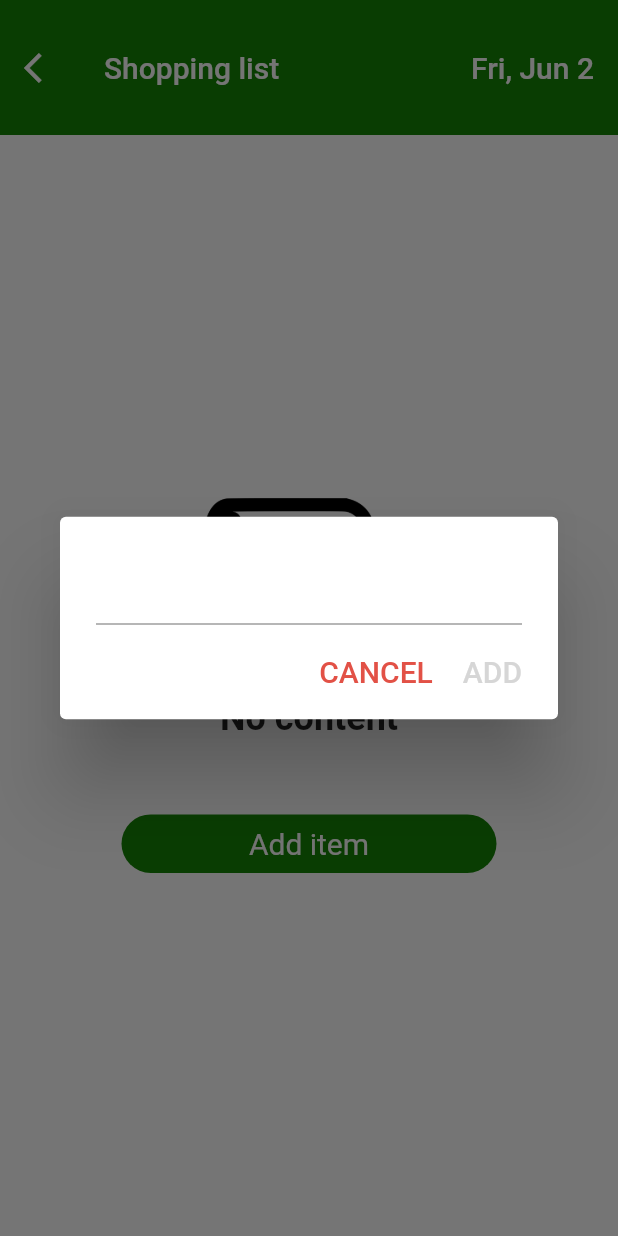
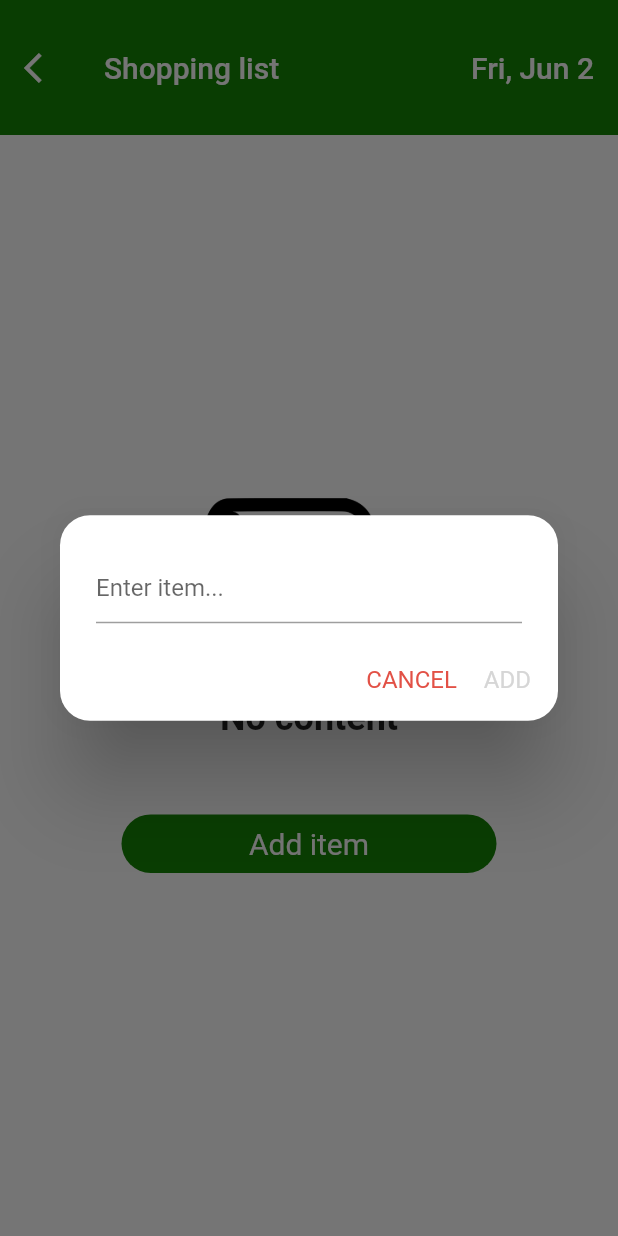
Before and after one commit to ssliwinski07/Flutter-ShoppingListApp, a Flutter app: the ShoppingListsView screen opened directly, after a tap on "Add item", on a phone screen of 412 x 824 dp. Run offline on Flutter 3.47's test engine with Material 2 defaults, Android fonts, the phone set to English and light mode, and no system bars; our stand-ins replace flutter_mobx, get_it, hive, hive_flutter, mobx; accounts and stored records are empty; generated files the repository leaves out were written again.

Commit message:
added changes

```diff
--- a/lib/l10n/app_en.arb
+++ b/lib/l10n/app_en.arb
@@ -25,5 +25,6 @@
   },
   "welcomeText" : "Simple shopping list!",
   "areYouSure" : "This action will delete all items from the list. Are you sure?",
-  "confirm" : "confirm"
+  "confirm" : "confirm",
+  "enterItem" : "Enter item..."
 }
--- a/lib/l10n/app_pl.arb
+++ b/lib/l10n/app_pl.arb
@@ -7,6 +7,7 @@
 "cancel" : "Anuluj",
 "welcomeText" : "Prosta lista zakupów!",
 "areYouSure" : "Ta akcja usunie wszystkie elementy z listy. Jesteś pewny?",
-"confirm" : "Potwierdź"
+"confirm" : "Potwierdź",
+"enterItem" : "Wprowadź element..."
 
 }
--- a/lib/widgets/action_dialog/action_dialog.dart
+++ /dev/null
@@ -1,178 +0,0 @@
-import 'package:flutter/material.dart';
-import 'package:flutter_gen/gen_l10n/app_localizations.dart';
-import 'package:shopping_reminder/helpers/enums.dart';
-import 'package:shopping_reminder/mobx/stores/shopping_items_store.dart';
-
-class ActionDialogWidget extends StatefulWidget {
-  const ActionDialogWidget.infoAlertWidget({
-    super.key,
-    this.dialogType,
-    this.onTap,
-    this.infoTitle,
-    this.leftInfoButtonTitle,
-    this.rightInfoButtonTitle,
-  }) : store = null;
-
-  const ActionDialogWidget.addingItemsDialog({
-    super.key,
-    this.store,
-    this.dialogType,
-  })  : onTap = null,
-        infoTitle = null,
-        leftInfoButtonTitle = null,
-        rightInfoButtonTitle = null;
-
-  final ShoppingItemsStore? store;
-  final ActionDialogTypes? dialogType;
-  final VoidCallback? onTap;
-  final String? infoTitle;
-  final String? leftInfoButtonTitle;
-  final String? rightInfoButtonTitle;
-
-  @override
-  State<ActionDialogWidget> createState() => _ActionDialogWidgetState();
-}
-
-class _ActionDialogWidgetState extends State<ActionDialogWidget> {
-  final TextEditingController _textController = TextEditingController();
-
-  bool _isTextEmpty = true;
-
-  @override
-  void initState() {
-    super.initState();
-    _textController.addListener(_textListener);
-  }
-
-  @override
-  void dispose() {
-    super.dispose();
-    _textController.dispose();
-  }
-
-  @override
-  Widget build(BuildContext context) {
-    return AlertDialog(title: _getWidgetToBuild(widget.dialogType!));
-  }
-
-  _getWidgetToBuild(ActionDialogTypes dialogType) {
-    switch (dialogType) {
-      case ActionDialogTypes.addingItems:
-        return _getAddingItemsDialog();
-      case ActionDialogTypes.infoAlert:
-        return _getInfoAlertWidget();
-      default:
-        null;
-    }
-  }
-
-  _getInfoAlertWidget() {
-    return Column(
-      children: <Widget>[
-        Text(widget.infoTitle!),
-        const SizedBox(
-          height: 20.0,
-        ),
-        Row(
-          mainAxisAlignment: MainAxisAlignment.end,
-          children: [
-            GestureDetector(
-              onTap: () {
-                widget.onTap!();
-                Navigator.pop(context);
-              },
-              child: Text(widget.leftInfoButtonTitle!.toUpperCase(),
-                  style: const TextStyle(
-                    color: Colors.grey,
-                  )),
-            ),
-            const SizedBox(
-              width: 20.0,
-            ),
-            GestureDetector(
-              onTap: () {
-                Navigator.pop(context);
-              },
-              child: Text(
-                widget.rightInfoButtonTitle!.toUpperCase(),
-                style: const TextStyle(
-                  color: Color.fromARGB(255, 226, 81, 70),
-                ),
-              ),
-            ),
-          ],
-        )
-      ],
-    );
-  }
-
-  _getAddingItemsDialog() {
-    return Column(
-      children: [
-        SizedBox(
-          width: 400,
-          child: TextFormField(
-            cursorColor: Colors.black,
-            controller: _textController,
-            decoration: const InputDecoration(
-              enabledBorder: UnderlineInputBorder(
-                borderSide: BorderSide(
-                  color: Colors.grey,
-                ),
-              ),
-              focusedBorder: UnderlineInputBorder(
-                borderSide: BorderSide(color: Colors.grey),
-              ),
-            ),
-          ),
-        ),
-        const SizedBox(
-          height: 20.0,
-        ),
-        Row(
-          mainAxisAlignment: MainAxisAlignment.end,
-          children: [
-            GestureDetector(
-              onTap: () {
-                Navigator.pop(context);
-              },
-              child: Text(
-                AppLocalizations.of(context).cancel.toUpperCase(),
-                style: const TextStyle(
-                  color: Color.fromARGB(255, 226, 81, 70),
-                ),
-              ),
-            ),
-            const SizedBox(
-              width: 20.0,
-            ),
-            GestureDetector(
-              onTap: _isTextEmpty == true
-                  ? null
-                  : () {
-                      widget.store?.addToList(_textController.text);
-                      _textController.clear();
-
-                      Navigator.pop(context);
-                    },
-              child: Text(
-                AppLocalizations.of(context).add.toUpperCase(),
-                style: TextStyle(
-                  color: _isTextEmpty
-                      ? const Color.fromARGB(255, 214, 214, 214)
-                      : Colors.grey,
-                ),
-              ),
-            ),
-          ],
-        )
-      ],
-    );
-  }
-
-  void _textListener() {
-    setState(() {
-      _isTextEmpty = _textController.text.isEmpty;
-    });
-  }
-}
--- /dev/null
+++ b/lib/widgets/adding_items_widget/adding_items_widget.dart
@@ -0,0 +1,113 @@
+import 'package:flutter/material.dart';
+import 'package:flutter_gen/gen_l10n/app_localizations.dart';
+import 'package:shopping_reminder/mobx/stores/shopping_items_store.dart';
+
+class AddingItemsWidget extends StatefulWidget {
+  const AddingItemsWidget({
+    super.key,
+    this.store,
+  });
+
+  final ShoppingItemsStore? store;
+
+  @override
+  State<AddingItemsWidget> createState() => _AddingItemsWidgetState();
+}
+
+class _AddingItemsWidgetState extends State<AddingItemsWidget> {
+  final TextEditingController _textController = TextEditingController();
+
+  bool _isTextEmpty = true;
+
+  @override
+  void initState() {
+    super.initState();
+    _textController.addListener(_textListener);
+  }
+
+  @override
+  void dispose() {
+    super.dispose();
+    _textController.dispose();
+  }
+
+  @override
+  Widget build(BuildContext context) {
+    return AlertDialog(
+      shape: const RoundedRectangleBorder(
+        borderRadius: BorderRadius.all(
+          Radius.circular(20.0),
+        ),
+      ),
+      title: SizedBox(
+        width: 400,
+        child: TextFormField(
+          cursorColor: Colors.black,
+          controller: _textController,
+          decoration: InputDecoration(
+            hintText: AppLocalizations.of(context).enterItem,
+            enabledBorder: const UnderlineInputBorder(
+              borderSide: BorderSide(
+                color: Colors.grey,
+              ),
+            ),
+            focusedBorder: const UnderlineInputBorder(
+              borderSide: BorderSide(color: Colors.grey),
+            ),
+          ),
+        ),
+      ),
+      actions: <Widget>[
+        GestureDetector(
+          onTap: () {
+            Navigator.pop(context);
+          },
+          child: Padding(
+            padding: const EdgeInsets.only(
+              bottom: 10.0,
+            ),
+            child: Text(
+              AppLocalizations.of(context).cancel.toUpperCase(),
+              style: const TextStyle(
+                color: Color.fromARGB(255, 226, 81, 70),
+                fontSize: 16.0,
+              ),
+            ),
+          ),
+        ),
+        GestureDetector(
+          onTap: _isTextEmpty == true
+              ? null
+              : () {
+                  widget.store?.addToList(_textController.text);
+                  _textController.clear();
+
+                  Navigator.pop(context);
+                },
+          child: Padding(
+            padding: const EdgeInsets.only(
+              left: 10.0,
+              bottom: 10.0,
+              right: 10.0,
+            ),
+            child: Text(
+              AppLocalizations.of(context).add.toUpperCase(),
+              style: TextStyle(
+                fontSize: 16.0,
+                color: _isTextEmpty
+                    ? const Color.fromARGB(255, 214, 214, 214)
+                    : Colors.grey,
+              ),
+            ),
+          ),
+        ),
+      ],
+    );
+  }
+
+  void _textListener() {
+    setState(() {
+      _isTextEmpty = _textController.text.isEmpty;
+    });
+  }
+}
--- a/lib/widgets/shopping_list/shopping_list.dart
+++ b/lib/widgets/shopping_list/shopping_list.dart
@@ -1,8 +1,9 @@
 import 'package:flutter/material.dart';
-import 'package:shopping_reminder/helpers/enums.dart';
+
 import 'package:shopping_reminder/mobx/stores/shopping_items_store.dart';
 import 'package:shopping_reminder/res/colors/app_colors.dart';
-import 'package:shopping_reminder/widgets/action_dialog/action_dialog.dart';
+import 'package:shopping_reminder/widgets/adding_items_widget/adding_items_widget.dart';
+import 'package:shopping_reminder/widgets/alert_info_widget/info_alert_widget.dart';
 import 'package:shopping_reminder/widgets/buttons/action_buttons/sr_button.dart';
 import 'package:shopping_reminder/widgets/no_content_info_widget/no_content_widget.dart';
 import 'package:shopping_reminder/widgets/shopping_list/shopping_list_item.dart';
@@ -19,8 +20,6 @@ class ShoppingList extends StatefulWidget {
 }
 
 class _ShoppingListState extends State<ShoppingList> {
-  //final ShoppingItemsStore _shoppingItemsStore = ShoppingItemsStore();
-
   @override
   Widget build(BuildContext context) {
     return Observer(
@@ -88,27 +87,26 @@ class _ShoppingListState extends State<ShoppingList> {
     );
   }
 
-  _showInfoAlertWidget() {
+  _showAddingItemDialog() {
     showDialog(
       context: context,
-      builder: (context) => ActionDialogWidget.infoAlertWidget(
-        leftInfoButtonTitle: AppLocalizations.of(context).confirm,
-        rightInfoButtonTitle: AppLocalizations.of(context).cancel,
-        infoTitle: AppLocalizations.of(context).areYouSure,
-        dialogType: ActionDialogTypes.infoAlert,
-        onTap: () {
-          widget.shoppingItemStore!.deleteAllItems();
-        },
+      builder: (context) => AddingItemsWidget(
+        store: widget.shoppingItemStore,
       ),
     );
   }
 
-  _showAddingItemDialog() {
+  _showInfoAlertWidget() {
     showDialog(
       context: context,
-      builder: (context) => ActionDialogWidget.addingItemsDialog(
-          store: widget.shoppingItemStore,
-          dialogType: ActionDialogTypes.addingItems),
+      builder: (context) => InfoAlertWidget(
+        onTap: () {
+          widget.shoppingItemStore!.deleteAllItems();
+        },
+        infoTitle: AppLocalizations.of(context).areYouSure,
+        leftInfoButtonTitle: AppLocalizations.of(context).confirm,
+        rightInfoButtonTitle: AppLocalizations.of(context).cancel,
+      ),
     );
   }
 }
```
Also changed, not shown: lib/mobx/stores/shopping_items_store.dart (+9 -9 lines), lib/widgets/alert_info_widget/info_alert_widget.dart (added, +65 -0 lines).
